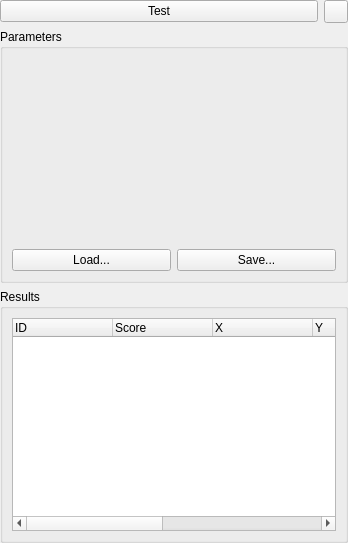
Above: AcfSln/Include/iqtipr/CSearchBasedFeaturesSupplierGuiComp.ui from ImagingTools/AcfPublic before the change. Below: the same form after it.
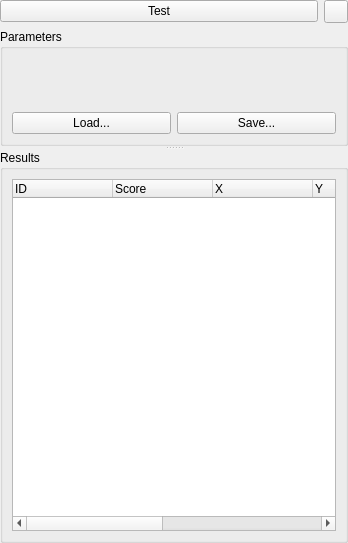
That is the form after the change. Icons and pictures are not drawn.

```diff
--- a/AcfSln/Include/iqtipr/CSearchBasedFeaturesSupplierGuiComp.ui
+++ b/AcfSln/Include/iqtipr/CSearchBasedFeaturesSupplierGuiComp.ui
@@ -13,11 +13,13 @@
   <property name="windowTitle">
    <string>Form</string>
   </property>
-  <layout class="QGridLayout" name="gridLayout">
+  <layout class="QVBoxLayout" name="verticalLayout_2">
    <property name="margin">
     <number>0</number>
    </property>
-   <item row="0" column="0">
+   <item>
+    <layout class="QHBoxLayout" name="horizontalLayout">
+     <item>
     <widget class="QPushButton" name="TestButton">
      <property name="sizePolicy">
       <sizepolicy hsizetype="Minimum" vsizetype="Fixed">
@@ -34,7 +36,7 @@
      </property>
     </widget>
    </item>
-   <item row="0" column="1">
+     <item>
     <widget class="QToolButton" name="AutoUpdateButton">
      <property name="sizePolicy">
       <sizepolicy hsizetype="Fixed" vsizetype="Preferred">
@@ -54,7 +56,13 @@
      </property>
     </widget>
    </item>
-   <item row="1" column="0" colspan="2">
+    </layout>
+   </item>
+   <item>
+    <widget class="QSplitter" name="splitter">
+     <property name="orientation">
+      <enum>Qt::Vertical</enum>
+     </property>
     <widget class="QGroupBox" name="ParamsGB">
      <property name="sizePolicy">
       <sizepolicy hsizetype="Preferred" vsizetype="MinimumExpanding">
@@ -119,9 +127,7 @@
       </item>
      </layout>
     </widget>
-   </item>
-   <item row="2" column="0" colspan="2">
-    <widget class="QGroupBox" name="groupBox_2">
+     <widget class="QGroupBox" name="ResultsFrame">
      <property name="sizePolicy">
       <sizepolicy hsizetype="Preferred" vsizetype="MinimumExpanding">
        <horstretch>0</horstretch>
@@ -199,6 +205,7 @@
        </widget>
       </item>
      </layout>
+     </widget>
     </widget>
    </item>
   </layout>
```
Lines whose indentation alone changed are shown as unchanged.
